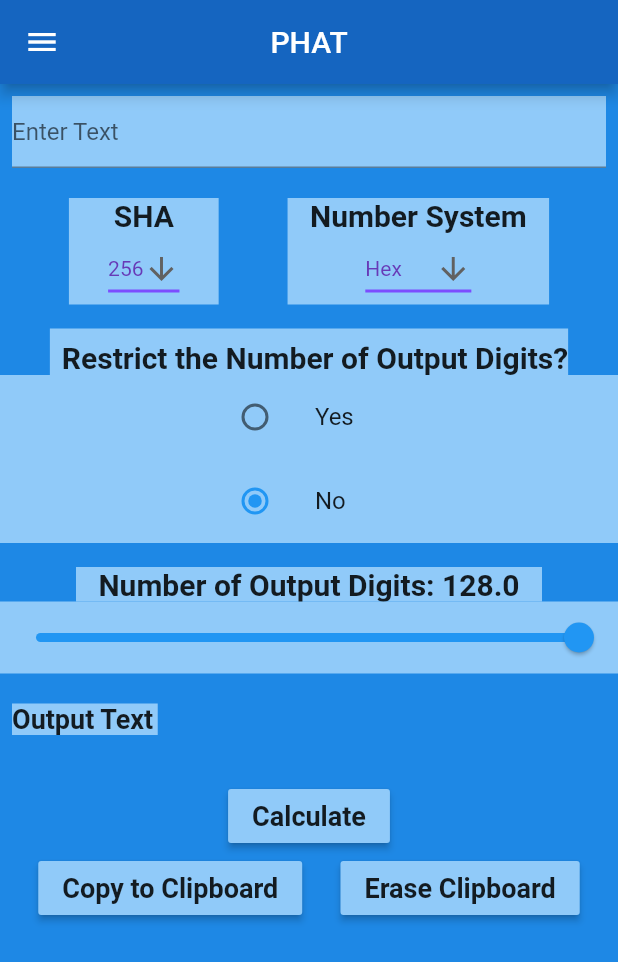
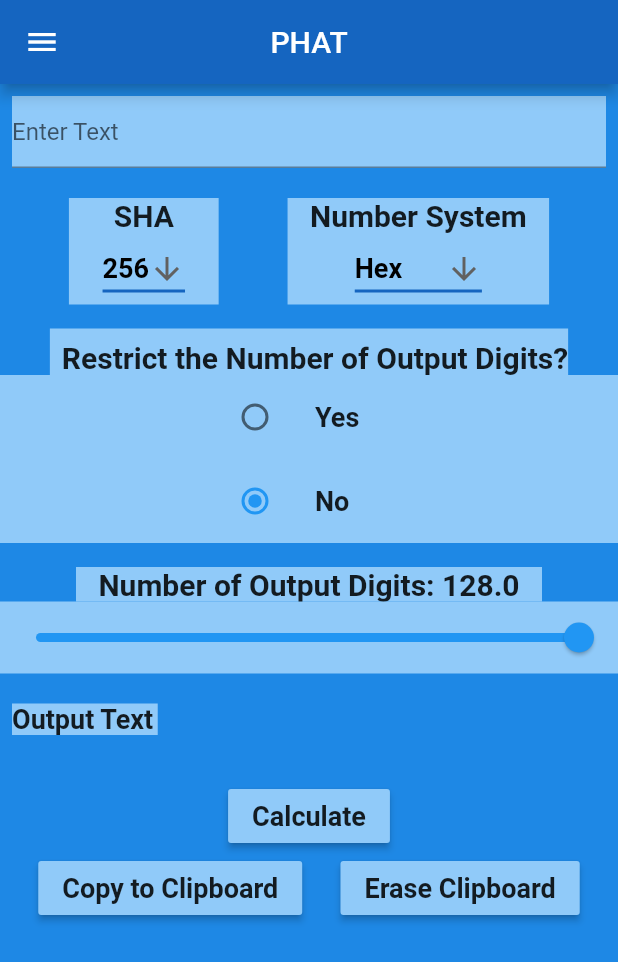
Before and after one commit to lowcam/PHAT-Flutter-GUI, a Flutter app: the screen it shows after launch, on a phone screen of 412 x 824 dp. Shown: the top 962 px of the screen. Run offline on Flutter 3.47's test engine with Material 2 defaults, Android fonts, the phone set to English and light mode, and no system bars; our stand-ins replace convert; missing offline and left inert: fast_base58.

Commit message:
Update main.dart

```diff
--- a/phat_flutter_gui/lib/main.dart
+++ b/phat_flutter_gui/lib/main.dart
@@ -135,10 +135,10 @@ class _PHATState extends State<PHAT> {
                         icon: Icon(Icons.arrow_downward),
                         iconSize: 24,
                         elevation: 16,
-                        style: TextStyle(color: Colors.deepPurple),
+                        style: TextStyle(color: Colors.black,fontSize: 18, fontWeight: FontWeight.bold),
                         underline: Container(
                           height: 2,
-                          color: Colors.deepPurpleAccent,
+                          color: Colors.blue[800],
                         ),
                         onChanged: (String newValue) {
                           setState(() {
@@ -170,10 +170,10 @@ class _PHATState extends State<PHAT> {
                         icon: Icon(Icons.arrow_downward),
                         iconSize: 24,
                         elevation: 16,
-                        style: TextStyle(color: Colors.deepPurple),
+                        style: TextStyle(color: Colors.black,fontSize: 18, fontWeight: FontWeight.bold),
                         underline: Container(
                           height: 2,
-                          color: Colors.deepPurpleAccent,
+                          color: Colors.blue[800],
                         ),
                         onChanged: (String newValue) {
                           setState(() {
@@ -221,7 +221,10 @@ class _PHATState extends State<PHAT> {
                   crossAxisAlignment: CrossAxisAlignment.center,
                   children: <Widget>[
                     ListTile(
-                      title: const Text('Yes'),
+                      title: const Text(
+                          'Yes',
+                        style: TextStyle(fontSize: 18, fontWeight: FontWeight.bold),
+                      ),
                       leading: Radio(
                         value: RestrictDigit.Yes,
                         groupValue: _character,
@@ -233,7 +236,10 @@ class _PHATState extends State<PHAT> {
                       ),
                     ),
                     ListTile(
-                      title: const Text('No'),
+                      title: const Text(
+                          'No',
+                        style: TextStyle(fontSize: 18, fontWeight: FontWeight.bold),
+                      ),
                       leading: Radio(
                         value: RestrictDigit.No,
                         groupValue: _character,
```
